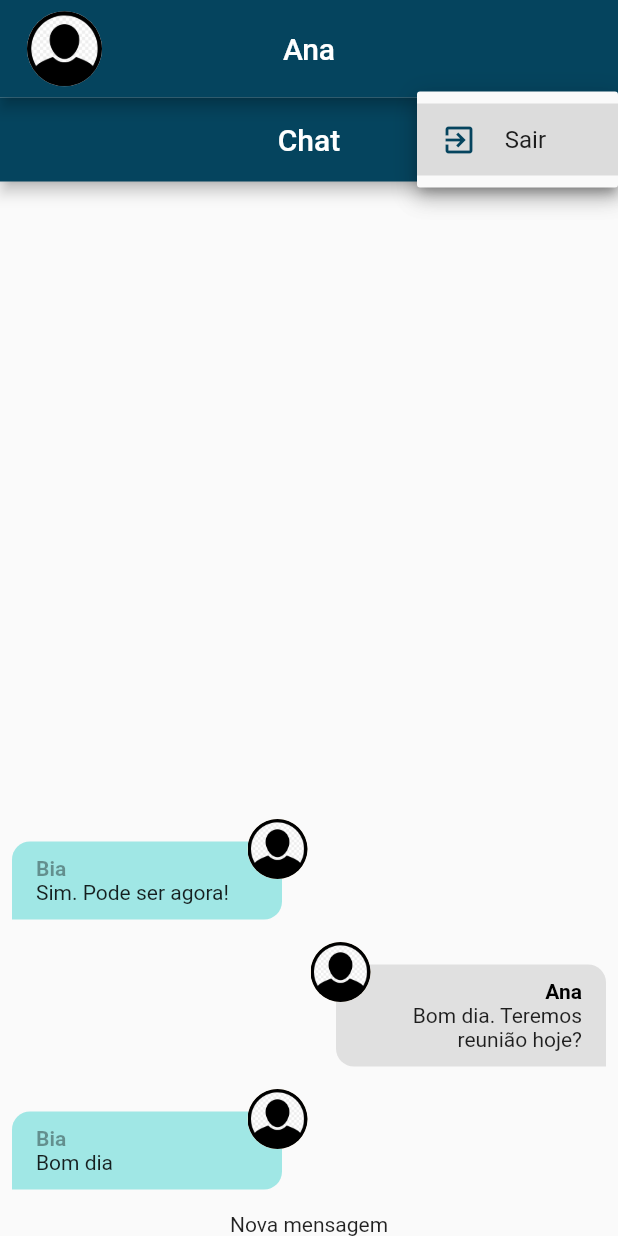
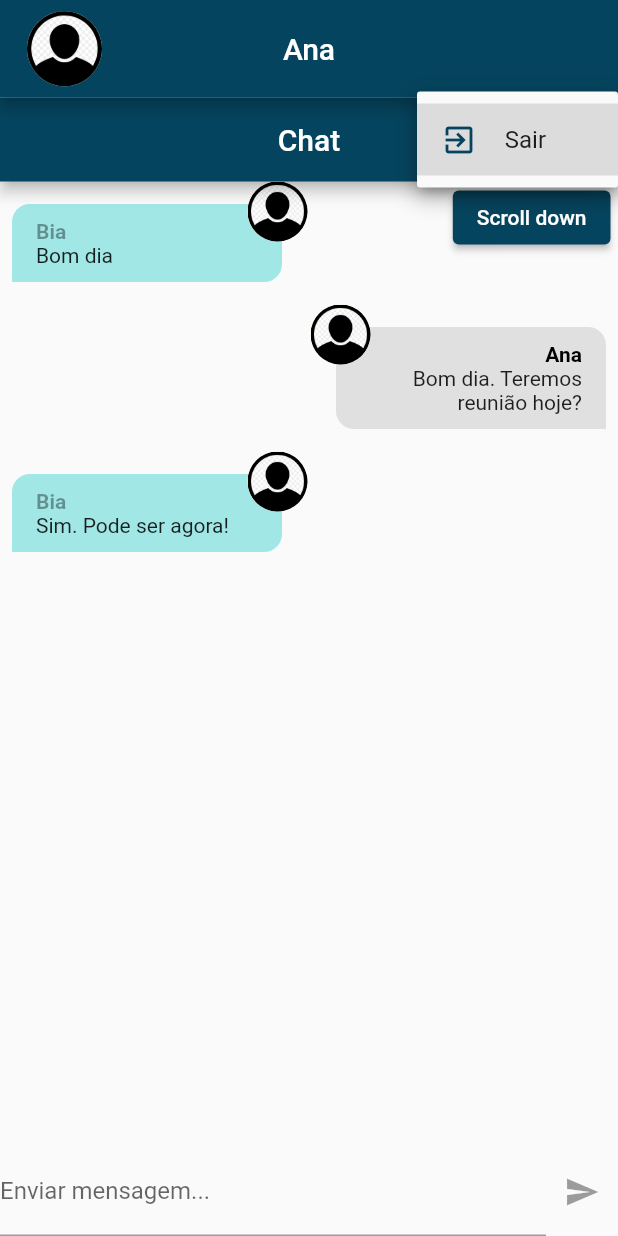
Before and after one commit to marcosmanto/chat_flutter_coder, a Flutter app: the screen it shows after launch, after a tap on the "more vert" icon, on a phone screen of 412 x 824 dp. Run offline on Flutter 3.47's test engine with Material 2 defaults, Android fonts, the phone set to English and light mode, and no system bars; our stand-ins replace image_picker; accounts and stored records are empty.

Commit message:
Added Messages widget with scroll controller. Initialy a test using s StatefulWrapper to call an init function ins a Stateless widget.

```diff
--- a/lib/components/messages.dart
+++ b/lib/components/messages.dart
@@ -5,13 +5,78 @@ import 'package:chat_flutter_coder/core/services/chat/chat_service.dart';
 import 'package:flutter/material.dart';
 
 class Messages extends StatelessWidget {
-  const Messages({super.key});
+  Messages({super.key});
+
+  final ScrollController _controller = ScrollController();
+  late final BuildContext _context;
+
+  void _scrollDown() {
+    _controller.animateTo(
+      _controller.position.maxScrollExtent,
+      duration: const Duration(milliseconds: 1350),
+      curve: Curves.easeOutExpo,
+    );
+  }
+
+  void _showSnackBar(String msg, BuildContext context) {
+    ScaffoldMessenger.of(context).showSnackBar(SnackBar(
+      content: Text(msg),
+      duration: const Duration(seconds: 4),
+      action: SnackBarAction(
+        label: 'FECHAR',
+        onPressed: () => ScaffoldMessenger.of(context).hideCurrentSnackBar(),
+      ),
+    ));
+  }
+
+  void listenScrolling() {
+    if (_controller.position.atEdge) {
+      final isTop = _controller.position.pixels == 0;
+
+      if (isTop) {
+        _showSnackBar('Reached Start', _context);
+      } else {
+        _showSnackBar('Reached End', _context);
+      }
+    }
+  }
+
+  _onInit(BuildContext context) {
+    _context = context;
+    _controller.addListener(listenScrolling);
+  }
+
+  Widget _renderListView(msgs, currentUser) {
+    Future(_scrollDown);
+    return Stack(
+      children: [
+        ListView.builder(
+          //reverse: true,
+          controller: _controller,
+          itemCount: msgs.length,
+          itemBuilder: (context, index) => MessageBubble(
+            key: ValueKey(msgs[index].id),
+            message: msgs[index],
+            belongsToCurrentUser: currentUser?.id == msgs[index].userId,
+          ),
+        ),
+        Positioned(
+          right: 5,
+          child: ElevatedButton(
+              onPressed: _scrollDown, child: const Text('Scroll down')),
+        ),
+      ],
+    );
+  }
 
   @override
   Widget build(BuildContext context) {
     final currentUser = AuthService().currentUser;
+    //Future(_scrollDown);
 
-    return StreamBuilder<List<ChatMessage>>(
+    return StatefulWrapper(
+      onInit: _onInit(context),
+      child: StreamBuilder<List<ChatMessage>>(
         stream: ChatService().messagesStream(),
         builder: (context, snapshot) {
           if (snapshot.connectionState == ConnectionState.waiting) {
@@ -24,17 +89,34 @@ class Messages extends StatelessWidget {
             );
           } else {
             final msgs = snapshot.data!;
-          return ListView.builder(
-            reverse: true,
-            itemCount: msgs.length,
-            itemBuilder: (context, index) => MessageBubble(
-              key: ValueKey(msgs[index].id),
-              message: msgs[index],
-              belongsToCurrentUser: currentUser?.id == msgs[index].userId,
+            return _renderListView(msgs, currentUser);
+          }
+        },
       ),
     );
   }
-      },
-    );
+}
+
+/// Wrapper for stateful functionality to provide onInit calls in stateles widget
+class StatefulWrapper extends StatefulWidget {
+  final Function? onInit;
+  final Widget child;
+  const StatefulWrapper({super.key, this.onInit, required this.child});
+  @override
+  State<StatefulWrapper> createState() => _StatefulWrapperState();
+}
+
+class _StatefulWrapperState extends State<StatefulWrapper> {
+  @override
+  void initState() {
+    if (widget.onInit != null) {
+      widget.onInit!();
+    }
+    super.initState();
+  }
+
+  @override
+  Widget build(BuildContext context) {
+    return widget.child;
   }
 }
--- a/lib/components/new_message.dart
+++ b/lib/components/new_message.dart
@@ -1,12 +1,47 @@
+import 'package:chat_flutter_coder/core/services/auth/auth_service.dart';
+import 'package:chat_flutter_coder/core/services/chat/chat_service.dart';
 import 'package:flutter/material.dart';
 
-class NewMessage extends StatelessWidget {
+class NewMessage extends StatefulWidget {
   const NewMessage({super.key});
 
   @override
+  State<NewMessage> createState() => _NewMessageState();
+}
+
+class _NewMessageState extends State<NewMessage> {
+  String _message = '';
+  final _messageController = TextEditingController();
+
+  void _sendMessage() async {
+    final user = AuthService().currentUser;
+
+    if (user != null) {
+      await ChatService().save(_message, user);
+      _messageController.clear();
+    }
+  }
+
+  @override
   Widget build(BuildContext context) {
-    return const Center(
-      child: Text('Nova mensagem'),
+    return Row(
+      children: [
+        Expanded(
+          child: TextField(
+            onSubmitted: (_) {
+              if (_message.trim().isNotEmpty) {
+                _sendMessage();
+              }
+            },
+            onChanged: (msg) => setState(() => _message = msg),
+            controller: _messageController,
+            decoration: const InputDecoration(labelText: 'Enviar mensagem...'),
+          ),
+        ),
+        IconButton(
+            onPressed: _message.trim().isEmpty ? null : _sendMessage,
+            icon: const Icon(Icons.send))
+      ],
     );
   }
 }
--- a/lib/core/services/chat/chat_mock_service.dart
+++ b/lib/core/services/chat/chat_mock_service.dart
@@ -56,7 +56,7 @@ class ChatMockService implements ChatService {
     );
     _msgs.add(newMessage);
     // save into the stream
-    _controller.add(_msgs);
+    _controller.add(_msgs.toList());
     return newMessage;
   }
 }
--- a/lib/pages/auth_or_app_page.dart
+++ b/lib/pages/auth_or_app_page.dart
@@ -4,6 +4,7 @@ import 'package:chat_flutter_coder/core/models/chat_user.dart';
 import 'package:chat_flutter_coder/pages/auth_page.dart';
 import 'package:chat_flutter_coder/pages/chat_page.dart';
 import 'package:chat_flutter_coder/pages/loading_page.dart';
+import 'package:chat_flutter_coder/utils/clear_focus.dart';
 import 'package:flutter/material.dart';
 
 import '../core/services/auth/auth_service.dart';
@@ -13,7 +14,8 @@ class AuthOrAppPage extends StatelessWidget {
 
   @override
   Widget build(BuildContext context) {
-    return StreamBuilder<ChatUser?>(
+    return ClearFocus(
+      child: StreamBuilder<ChatUser?>(
         stream: AuthService().userChanges,
         builder: (context, snapshot) => Scaffold(
           appBar: AppBar(
@@ -56,6 +58,7 @@ class AuthOrAppPage extends StatelessWidget {
                   ? const ChatPage()
                   : const AuthPage(),
         ),
+      ),
     );
   }
 }
--- a/lib/pages/chat_page.dart
+++ b/lib/pages/chat_page.dart
@@ -47,9 +47,9 @@ class ChatPage extends StatelessWidget {
         ),
         body: SafeArea(
             child: Column(
-          children: const [
+          children: [
             Expanded(child: Messages()),
-            NewMessage(),
+            const NewMessage(),
           ],
         )));
   }
```
Also changed, not shown: lib/pages/auth_page.dart (+3 -6 lines). Lines whose indentation alone changed are shown as unchanged.
